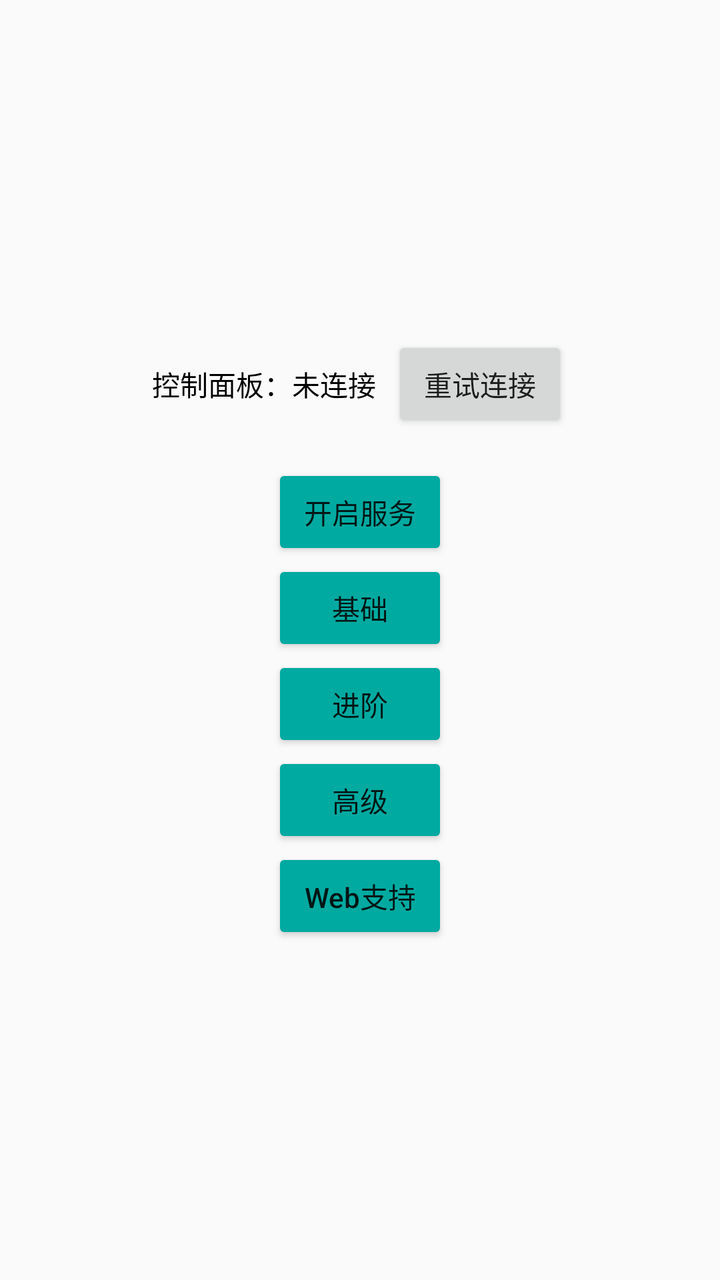
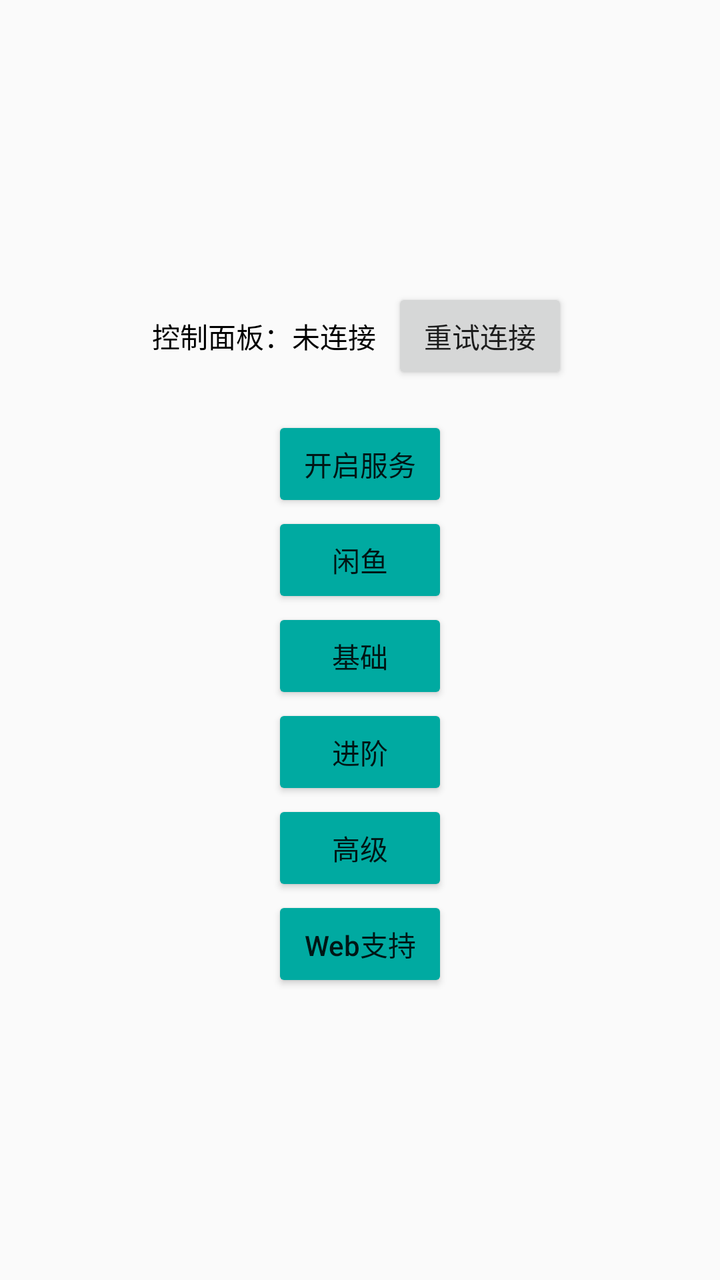

Screens rendered from an Android XML layout before and after an edit, with the pre-edit source and the edit as a unified diff.
<!-- AndroidManifest.xml: application theme AppTheme -->
<!-- res/layout/activity_main.xml -->
<?xml version="1.0" encoding="utf-8"?>
<FrameLayout xmlns:android="http://schemas.android.com/apk/res/android"
    xmlns:app="http://schemas.android.com/apk/res-auto"
    xmlns:tools="http://schemas.android.com/tools"
    android:layout_width="match_parent"
    android:layout_height="match_parent"
    android:gravity="center"
    android:orientation="vertical">

    <LinearLayout
        android:layout_width="wrap_content"
        android:layout_height="wrap_content"
        android:layout_gravity="center"
        android:gravity="center"
        android:orientation="vertical">

        
        <LinearLayout
            android:id="@+id/ll_control_status"
            android:layout_width="wrap_content"
            android:layout_height="wrap_content"
            android:orientation="horizontal"
            android:gravity="center_vertical"
            android:layout_marginBottom="16dp">

            <TextView
                android:id="@+id/tv_control_status"
                android:layout_width="wrap_content"
                android:layout_height="wrap_content"
                android:text="控制面板：未连接"
                android:textColor="@android:color/black"
                android:textSize="14sp"
                android:paddingEnd="8dp" />

            <Button
                android:id="@+id/btn_control_reconnect"
                android:layout_width="wrap_content"
                android:layout_height="wrap_content"
                android:text="重试连接" />
        </LinearLayout>

        <Button
            android:id="@+id/btn_enable"
            android:layout_width="wrap_content"
            android:layout_height="wrap_content"
            android:backgroundTint="@color/colorAccent"
            android:text="开启服务" />

        <LinearLayout
            android:id="@+id/ll_option"
            android:layout_width="wrap_content"
            android:layout_height="wrap_content"
            android:gravity="center_horizontal"
            android:orientation="vertical">

            <Button
                android:id="@+id/btn_basic"
                android:layout_width="wrap_content"
                android:layout_height="wrap_content"
                android:backgroundTint="@color/colorAccent"
                android:text="基础" />

            <Button
                android:id="@+id/btn_pro"
                android:layout_width="wrap_content"
                android:layout_height="wrap_content"
                android:backgroundTint="@color/colorAccent"
                android:text="进阶" />

            <Button
                android:id="@+id/btn_advanced"
                android:layout_width="wrap_content"
                android:layout_height="wrap_content"
                android:backgroundTint="@color/colorAccent"
                android:text="高级" />

            <Button
                android:id="@+id/btn_web"
                android:layout_width="wrap_content"
                android:layout_height="wrap_content"
                android:backgroundTint="@color/colorAccent"
                android:text="Web支持"
                android:textAllCaps="false" />

        </LinearLayout>

    </LinearLayout>

</FrameLayout>
<!-- resources referenced by this layout -->
<resources>
  <color name="colorAccent">#00AAA1</color>
  <style name="AppTheme" parent="Theme.AppCompat.Light.DarkActionBar">
          
          <item name="colorPrimary">@color/colorAccent</item>
          <item name="colorPrimaryDark">@color/colorAccent</item>
          <item name="colorAccent">@color/colorAccent</item>
          <item name="actionMenuTextColor">#ffffff</item>
          <item name="titleTextColor">#000000</item>
          
          <item name="colorControlActivated">@color/colorAccent</item>
  
      </style>
</resources>

<!-- the commit's change to res/layout/activity_main.xml (unified diff, before → after) -->
@@ -54,6 +54,13 @@
             android:orientation="vertical">
 
             <Button
+                android:id="@+id/btn_xianyu"
+                android:layout_width="wrap_content"
+                android:layout_height="wrap_content"
+                android:backgroundTint="@color/colorAccent"
+                android:text="闲鱼" />
+
+            <Button
                 android:id="@+id/btn_basic"
                 android:layout_width="wrap_content"
                 android:layout_height="wrap_content"
